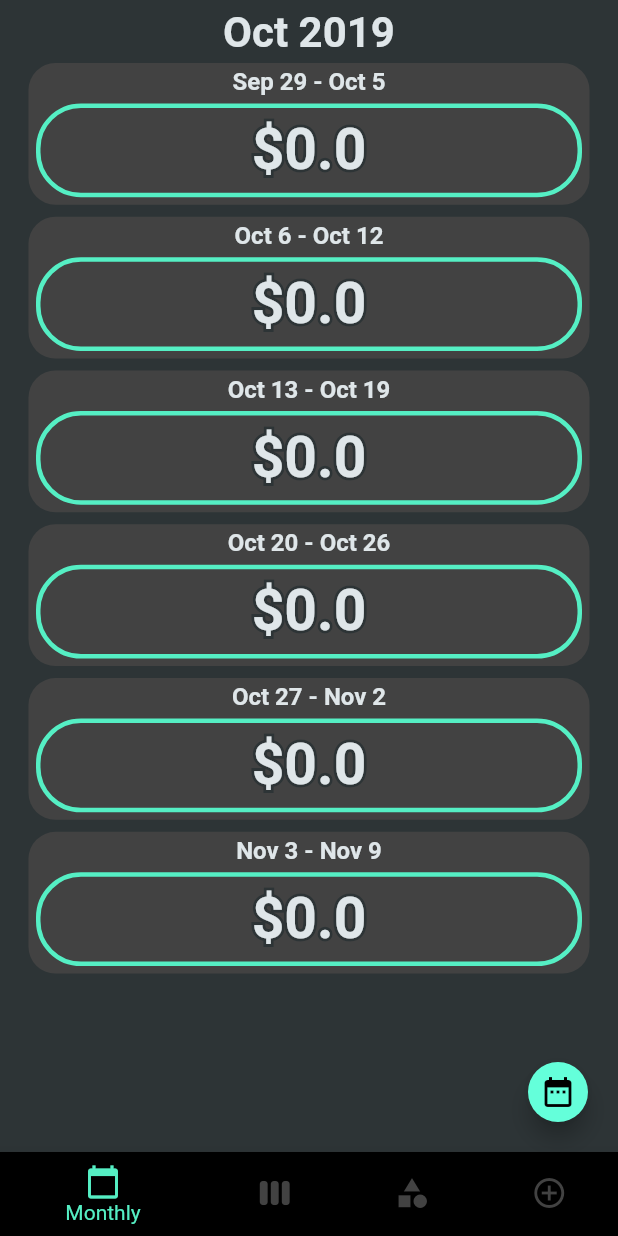
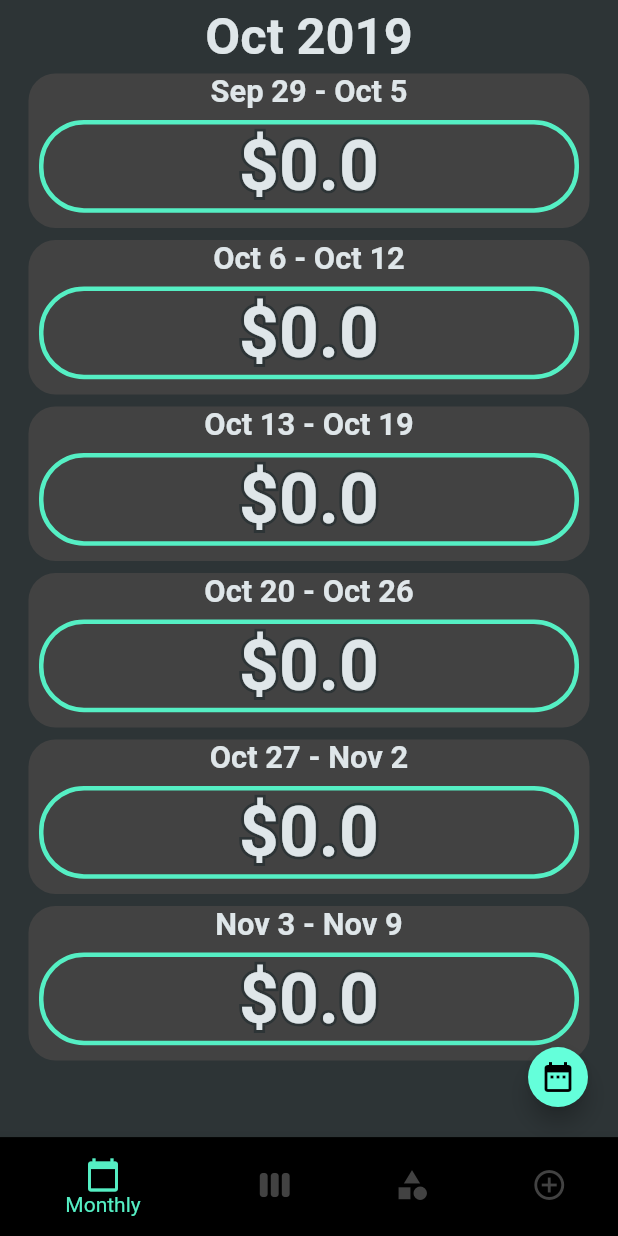
Before and after one commit to joswong13/spending_tracker, a Flutter app: the screen it shows after launch, on a phone screen of 412 x 824 dp. Run offline on Flutter 3.47's test engine with Material 2 defaults, Android fonts, the phone set to English and light mode, and no system bars; our stand-ins replace cloud_firestore, sqflite; accounts and stored records are empty.

Commit message:
added scaling factor to monthlyView

```diff
--- a/lib/Core/Constants/SizeConfig.dart
+++ b/lib/Core/Constants/SizeConfig.dart
@@ -7,7 +7,15 @@ class SizeConfig {
   static double _blockSizeHorizontal;
   static double _blockSizeVertical;
 
-  SizeConfig(BuildContext context) {
+  // SizeConfig(BuildContext context) {
+  //   _mediaQueryData = MediaQuery.of(context);
+  //   _screenWidth = _mediaQueryData.size.width;
+  //   _screenHeight = _mediaQueryData.size.height;
+  //   _blockSizeHorizontal = _screenWidth / 100;
+  //   _blockSizeVertical = _screenHeight / 100;
+  // }
+
+  void initValues(BuildContext context) {
     _mediaQueryData = MediaQuery.of(context);
     _screenWidth = _mediaQueryData.size.width;
     _screenHeight = _mediaQueryData.size.height;
--- a/lib/UI/Views/HomeView/HomeView.dart
+++ b/lib/UI/Views/HomeView/HomeView.dart
@@ -1,3 +1,4 @@
+import 'package:first_flutter/Core/Constants/SizeConfig.dart';
 import 'package:flutter/material.dart';
 import 'package:provider/provider.dart';
 
@@ -29,10 +30,19 @@ class _HomeViewState extends State<HomeView> {
   Widget build(BuildContext context) {
     final BottomNavBarScreenProvider indexProvider = Provider.of<BottomNavBarScreenProvider>(context);
     final monthData = Provider.of<MonthProvider>(context);
+    final SizeConfig sizeConfig = SizeConfig();
+    sizeConfig.initValues(context);
+
+    //BottomNavBar is always 8% of usable screen
+    final bottomNavBarHieght = sizeConfig.blockSizeVertical * 8;
 
     return Scaffold(
-      body: SafeArea(child: _widgetOptions.elementAt(indexProvider.getCurrentPageIndex)),
-      bottomNavigationBar: BottomNavigationBar(
+      body: SafeArea(
+        child: _widgetOptions.elementAt(indexProvider.getCurrentPageIndex),
+      ),
+      bottomNavigationBar: SizedBox(
+        height: bottomNavBarHieght,
+        child: BottomNavigationBar(
           type: BottomNavigationBarType.shifting,
           items: const <BottomNavigationBarItem>[
             BottomNavigationBarItem(
@@ -71,6 +81,7 @@ class _HomeViewState extends State<HomeView> {
             }
           },
         ),
+      ),
       //floatingActionButtonLocation: FloatingActionButtonLocation,
       floatingActionButton: FloatingActionButton(
         mini: true,
--- a/lib/UI/Widgets/MonthlyView/MonthlyChartBar.dart
+++ b/lib/UI/Widgets/MonthlyView/MonthlyChartBar.dart
@@ -10,11 +10,12 @@ class MonthlyChartBar extends StatelessWidget {
 
   @override
   Widget build(BuildContext context) {
+    final double textHeight = _boxHeight * 0.45;
+    final double marginNum = _boxHeight * 0.068;
+
     return Container(
-      height: _boxHeight * 8.8,
-      //margin: EdgeInsets.fromLTRB(0, 5, 0, 0),
-      child: Container(
-        margin: const EdgeInsets.fromLTRB(5, 5, 5, 5),
+      height: _boxHeight * 0.6,
+      margin: EdgeInsets.all(marginNum),
       child: Stack(
         children: <Widget>[
           Container(
@@ -40,7 +41,7 @@ class MonthlyChartBar extends StatelessWidget {
                 Text(
                   "\$$_weeklyTotal",
                   style: TextStyle(
-                      fontSize: 38,
+                    fontSize: textHeight,
                     fontWeight: FontWeight.bold,
                     foreground: Paint()
                       ..style = PaintingStyle.stroke
@@ -53,7 +54,7 @@ class MonthlyChartBar extends StatelessWidget {
                   "\$$_weeklyTotal",
                   style: TextStyle(
                     color: greyCityLights,
-                      fontSize: 38,
+                    fontSize: textHeight,
                     fontWeight: FontWeight.bold,
                   ),
                 ),
@@ -62,7 +63,6 @@ class MonthlyChartBar extends StatelessWidget {
           )
         ],
         overflow: Overflow.clip,
-        ),
       ),
     );
   }
--- a/lib/UI/Widgets/MonthlyView/MonthlyTableView.dart
+++ b/lib/UI/Widgets/MonthlyView/MonthlyTableView.dart
@@ -16,7 +16,12 @@ class MonthlyTableView extends StatelessWidget {
   Widget build(BuildContext context) {
     final MonthProvider monthData = Provider.of<MonthProvider>(context);
     final BottomNavBarScreenProvider indexProvider = Provider.of<BottomNavBarScreenProvider>(context);
-    final SizeConfig sizeConfig = SizeConfig(context);
+    final SizeConfig sizeConfig = SizeConfig();
+
+    //pass containerHeight to the MonthlyChartBar to scale the bars
+    final double containerHeight = sizeConfig.blockSizeVertical * 12.5;
+    final double topTextHeight = sizeConfig.blockSizeVertical * 4.1;
+    final double cardTextHeight = sizeConfig.blockSizeVertical * 2.5;
 
     return Dismissible(
       resizeDuration: null,
@@ -37,7 +42,7 @@ class MonthlyTableView extends StatelessWidget {
         children: <Widget>[
           Text(
             DateFormat.yMMM().format(monthData.date),
-            style: TextStyle(fontSize: 28, color: greyCityLights, fontWeight: FontWeight.w600),
+            style: TextStyle(fontSize: topTextHeight, color: greyCityLights, fontWeight: FontWeight.w600),
           ),
           Table(
             children: monthData.monthlyDataTable.map((week) {
@@ -53,14 +58,15 @@ class MonthlyTableView extends StatelessWidget {
                       indexProvider.currentPageIndex = 1;
                     },
                     child: Container(
-                      margin: EdgeInsets.fromLTRB(0, 3, 0, 0),
+                      height: containerHeight,
                       child: Column(
                         children: <Widget>[
                           Text(
                             "${DateFormat.MMMd().format(week[0]["date"])} - ${DateFormat.MMMd().format(week[6]["date"])}",
-                            style: TextStyle(fontSize: 16, color: greyCityLights, fontWeight: FontWeight.w600),
+                            style:
+                                TextStyle(fontSize: cardTextHeight, color: greyCityLights, fontWeight: FontWeight.w600),
                           ),
-                          MonthlyChartBar(week[0]["weeklyTotal"], monthData.sixWeekTotal, sizeConfig.blockSizeVertical),
+                          MonthlyChartBar(week[0]["weeklyTotal"], monthData.sixWeekTotal, containerHeight),
                         ],
                       ),
                     ),
--- a/lib/main.dart
+++ b/lib/main.dart
@@ -7,6 +7,8 @@ import './Core/Constants/ColorPalette.dart';
 import './UI/Views/HomeView/HomeView.dart';
 
 void main() {
+  //sets fullscreen
+  //SystemChrome.setEnabledSystemUIOverlays([]);
   SystemChrome.setSystemUIOverlayStyle(SystemUiOverlayStyle(
     statusBarColor: greyDraculaOrchid, //top bar color
     statusBarIconBrightness: Brightness.light, //top bar icons
```
Lines whose indentation alone changed are shown as unchanged.
